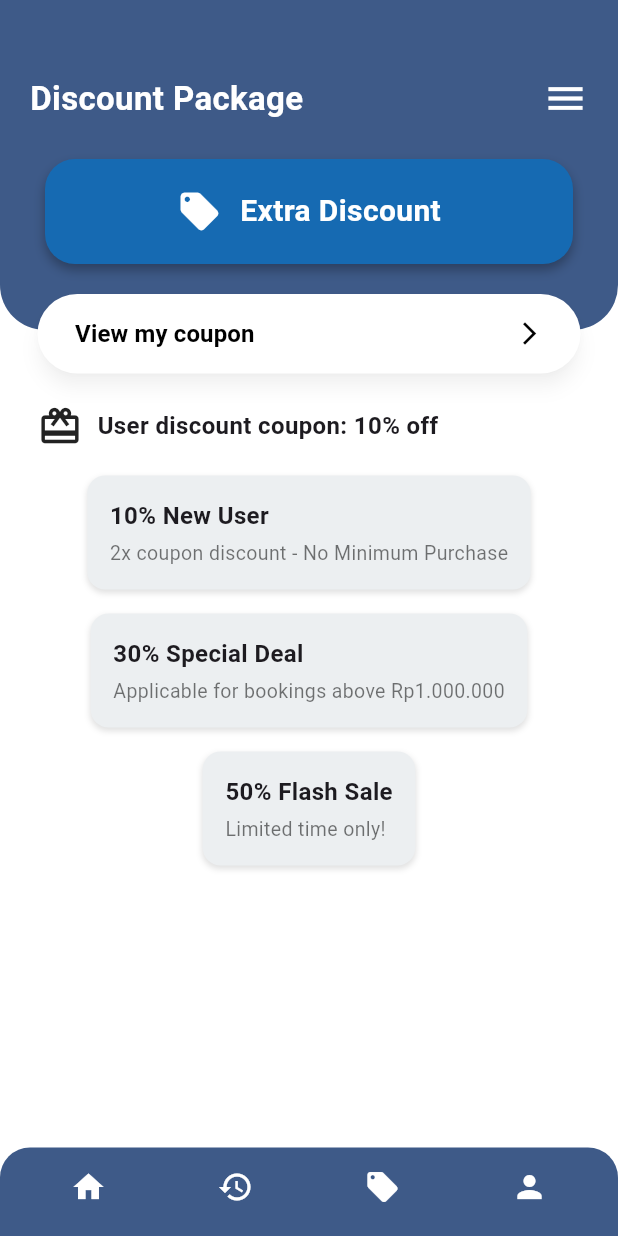
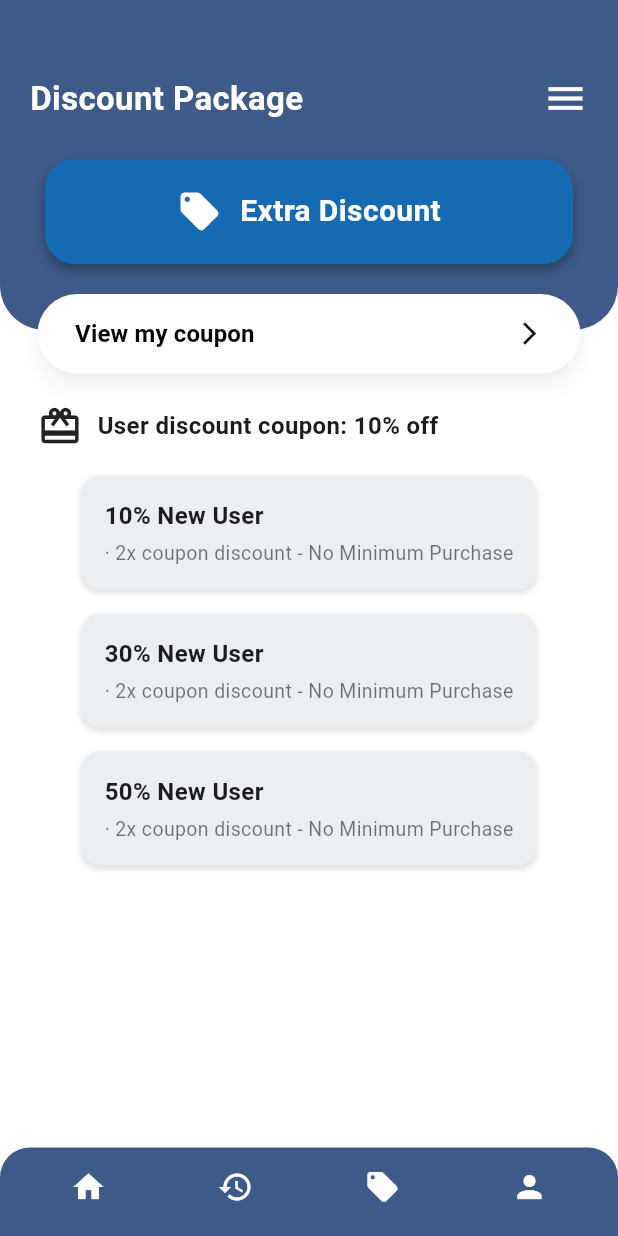
Before and after one commit to vall101/flutter_application_inapkita, a Flutter app: the MenuDiskonPage screen opened by its route, on a phone screen of 412 x 824 dp. Run offline on Flutter 3.47's test engine with Material 3 defaults, Android fonts, the phone set to English and light mode, and no system bars.

Commit message:
update_menudiskon_part3 update dan menambahkan fungsi untuk menampilkan dialog saat voucher digunakan, onTap

```diff
--- a/lib/screen/diskon/menudiskon.dart
+++ b/lib/screen/diskon/menudiskon.dart
@@ -5,22 +5,6 @@ class MenuDiskonPage extends StatelessWidget {
 
   @override
   Widget build(BuildContext context) {
-    double hargaNormal = 1850000;
-
-    // Fungsi untuk navigasi ke MenuDeskripsi2 dengan diskon
-    void navigateWithPromo(double diskon) {
-      double hargaPromo = hargaNormal - (hargaNormal * diskon);
-
-      Navigator.pushReplacementNamed(
-        context,
-        '/deskripsi2',
-        arguments: {
-          'totalHarga': hargaPromo.toInt(),
-          'diskonPersen': (diskon * 100).toInt(),
-        },
-      );
-    }
-
     return Scaffold(
       backgroundColor: Colors.white,
 
@@ -153,25 +137,21 @@ class MenuDiskonPage extends StatelessWidget {
                 // Kartu Diskon
                 Column(
                   children: [
-                    PromoCard(
-                      title: "10% New User",
-                      description:
-                          "2x coupon discount - No Minimum Purchase",
-                      onTap: () => navigateWithPromo(0.10),
+                    _buildDiskonCard(
+                        '10% New User',
+                        () => _useVoucher(context, '10% New User')
                     ),
-                    PromoCard(
-                      title: "30% Special Deal",
-                      description:
-                          "Applicable for bookings above Rp1.000.000",
-                      onTap: () => navigateWithPromo(0.30),
+                    _buildDiskonCard(
+                        '30% New User',
+                        () => _useVoucher(context, '30% New User')
                     ),
-                    PromoCard(
-                      title: "50% Flash Sale",
-                      description: "Limited time only!",
-                      onTap: () => navigateWithPromo(0.50),
+                    _buildDiskonCard(
+                        '50% New User',
+                        () => _useVoucher(context, '50% New User')
                     ),
                   ],
                 ),
+
               ],
             ),
           ),
@@ -206,26 +186,32 @@ class MenuDiskonPage extends StatelessWidget {
       ),
     );
   }
-}
+//}
 
-  class PromoCard extends StatelessWidget {
-  final String title;
-  final String description;
-  final VoidCallback onTap;
+  // Fungsi untuk menampilkan dialog saat voucher digunakan
+  static void _useVoucher(BuildContext context, String voucherName) {
+    showDialog(
+      context: context,
+      builder: (context) => AlertDialog(
+        title: const Text('Voucher Digunakan'),
+        content: Text('Kamu telah menggunakan voucher: $voucherName'),
+        actions: [
+          TextButton(
+            onPressed: () => Navigator.pop(context),
+            child: const Text('OK'),
+          ),
+        ],
+      ),
+    );
+  }
 
-  const PromoCard({
-    super.key,
-    required this.title,
-    required this.description,
-    required this.onTap,
-  });
-
-  @override
-  Widget build(BuildContext context) {
-    return GestureDetector(
-      onTap: onTap,
-      child: Padding(
-        padding: const EdgeInsets.symmetric(horizontal: 25, vertical: 8),
+  // Kartu diskon builder dengan onTap // NEW BAGIAN VoidCallBack OnTap //
+  static Widget _buildDiskonCard(String title, VoidCallback onTap) {
+    return Padding(
+      padding: const EdgeInsets.symmetric(horizontal: 25, vertical: 8),
+      child: InkWell(
+        onTap: onTap,
+        borderRadius: BorderRadius.circular(12),
         child: Container(
           padding: const EdgeInsets.all(15),
           decoration: BoxDecoration(
@@ -242,13 +228,15 @@ class MenuDiskonPage extends StatelessWidget {
           child: Column(
             crossAxisAlignment: CrossAxisAlignment.start,
             children: [
-              Text(title,
-                  style: const TextStyle(
-                      fontWeight: FontWeight.bold, fontSize: 16)),
+              Text(
+                title,
+                style:
+                    const TextStyle(fontWeight: FontWeight.bold, fontSize: 16),
+              ),
               const SizedBox(height: 4),
-              Text(
-                description,
-                style: const TextStyle(color: Colors.black54, fontSize: 13),
+              const Text(
+                '· 2x coupon discount - No Minimum Purchase',
+                style: TextStyle(color: Colors.black54, fontSize: 13),
               )
             ],
           ),
```
